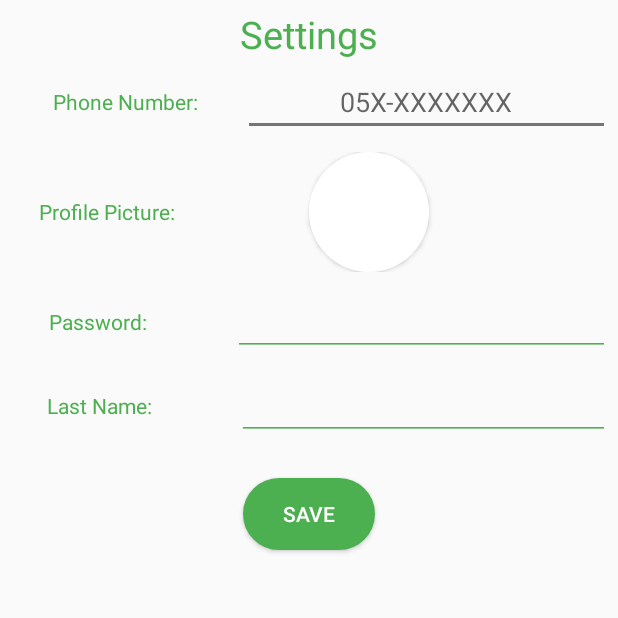
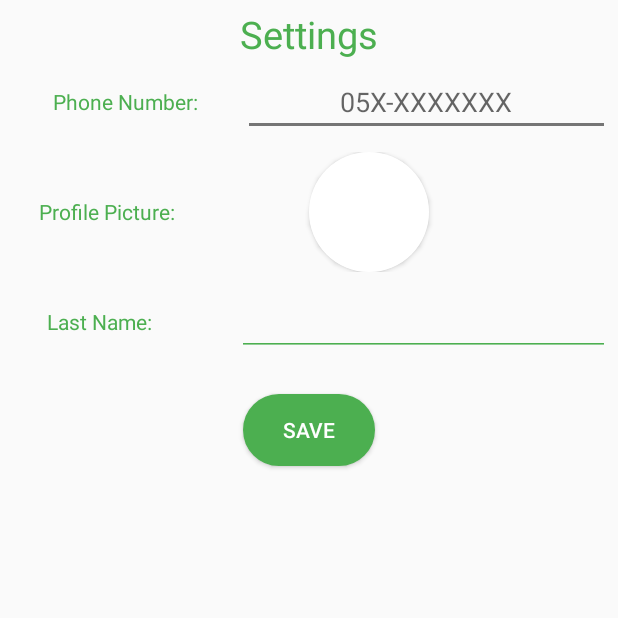
Before and after one commit to benjika/TNT, an Android app: the fragment SettingFragment shown on its own in the app's theme, on a phone screen of 412 x 824 dp, the top half of it. Run offline under Robolectric (Android 15) with nearby library versions, the phone set to English and light mode, and no system bars; our stand-ins replace Firebase (no records; nobody signed in at launch, a user with empty details on screens opened directly), Picasso; libraries missing offline, so code that uses them is left out: br.com.joinersa; 3 statements that could not run were skipped.

Commit message:
finish settings

```diff
--- a/app/build.gradle
+++ b/app/build.gradle
@@ -34,6 +34,7 @@ dependencies {
     implementation 'com.google.firebase:firebase-database:16.0.1'
     implementation 'com.github.Joinersa:OoOAlertDialog:1.0.3'
     implementation 'com.google.firebase:firebase-core:16.0.1'
+    implementation 'com.squareup.picasso:picasso:2.71828'
     testImplementation 'junit:junit:4.12'
     androidTestImplementation 'com.android.support.test:runner:1.0.1'
     androidTestImplementation 'com.android.support.test.espresso:espresso-core:3.0.1'
--- a/app/src/main/java/com/example/luput/tnt/SignupFragment.java
+++ b/app/src/main/java/com/example/luput/tnt/SignupFragment.java
@@ -106,7 +106,7 @@ public class SignupFragment extends Fragment {
                     dialog.setCanceledOnTouchOutside(false);
                     dialog.show();
                     final String UserName = Email.getText().toString();
-                    String password = Password.getText().toString();
+                    final String password = Password.getText().toString();
                     mAuth.createUserWithEmailAndPassword(UserName,password).addOnCompleteListener(new OnCompleteListener<AuthResult>() {
                         @Override
                         public void onComplete(@NonNull Task<AuthResult> task) {
--- a/app/src/main/java/com/example/luput/tnt/Utils.java
+++ b/app/src/main/java/com/example/luput/tnt/Utils.java
@@ -10,7 +10,7 @@ public class Utils {
     public final String TRAINEE_BRANCH = "trainee";
     public final String COACH_BRANCH = "coach";
     public final String PROGRAM_BRANCH = "programs";
-    public final String IMG_BRANCH = "img/";
+    public final String IMG_BRANCH = "img";
 
     public void makeSimplePopup(String HeadLine, String Content, Activity activity){
         new OoOAlertDialog.Builder(activity)
--- a/app/src/main/res/layout/fragment_settings.xml
+++ b/app/src/main/res/layout/fragment_settings.xml
@@ -80,32 +80,6 @@
     </LinearLayout>
 
 
-    <LinearLayout
-        android:layout_width="match_parent"
-        android:layout_height="wrap_content"
-        android:orientation="horizontal"
-        android:padding="5dp"
-        android:paddingStart="-25dp">
-
-        <TextView
-            android:layout_width="wrap_content"
-            android:layout_height="wrap_content"
-            android:text="Password:"
-            android:layout_weight="1"
-            android:layout_gravity="center"
-            android:gravity="center"
-            android:textColor="@color/colorAccent"/>
-
-        <EditText
-            android:layout_width="wrap_content"
-            android:layout_height="wrap_content"
-            android:layout_weight="2"
-            android:gravity="center"
-            android:layout_gravity="center"
-            android:id="@+id/Setting_New_Password"
-            android:inputType="textPassword"/>
-
-    </LinearLayout>
 
 
     <LinearLayout
```
Also changed, not shown: app/src/main/java/com/example/luput/tnt/Coach.java (+20 -0 lines), app/src/main/java/com/example/luput/tnt/SettingFragment.java (+59 -24 lines), app/src/main/java/com/example/luput/tnt/Trainee.java (+20 -0 lines), app/src/main/java/com/example/luput/tnt/afterLoginActiviry.java (+14 -0 lines).
